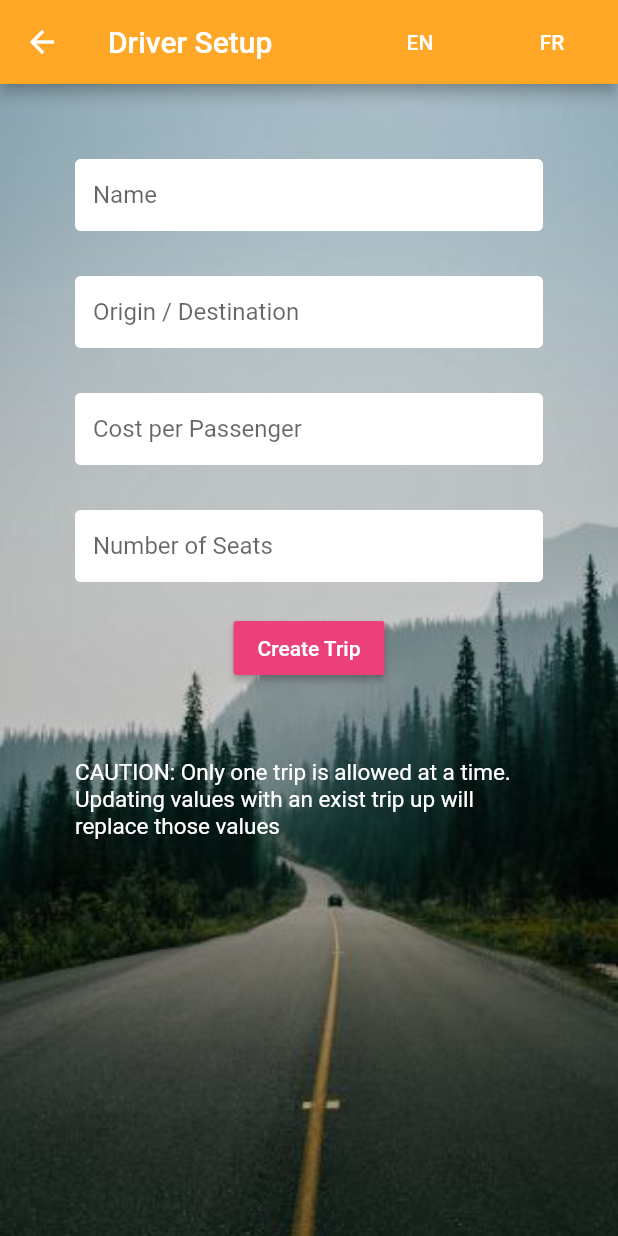
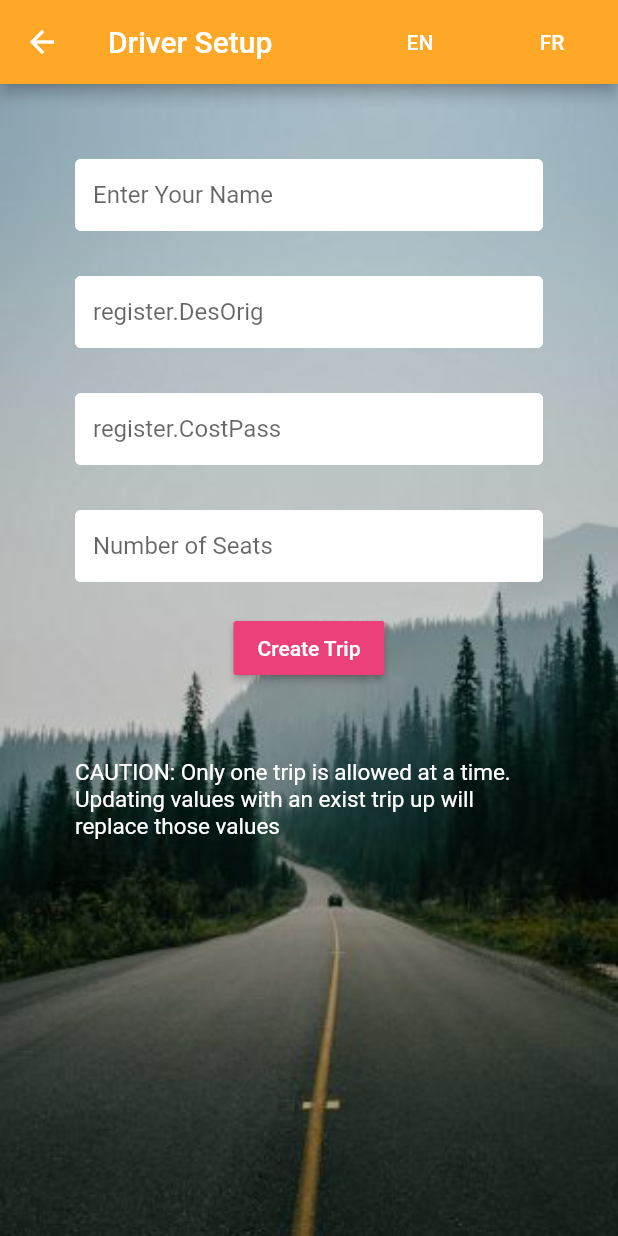
Before and after one commit to spiousjoseph/CSCI-4100, a Flutter app: the DriverSetupPage screen opened directly, on a phone screen of 412 x 824 dp. Run offline on Flutter 3.47's test engine with Material 2 defaults, Android fonts, the phone set to English and light mode, and no system bars; our stand-ins replace charts_flutter, cloud_firestore, firebase_auth, flutter_i18n, flutter_local_notifications, flutter_map and 4 more; accounts and stored records are empty.

Commit message:
added i18n support

```diff
--- a/groupproject/lib/driversetup.dart
+++ b/groupproject/lib/driversetup.dart
@@ -73,32 +73,32 @@ class DriverSetup extends State<DriverSetupPage>{
             children: <Widget>[
               SizedBox(height: 30.0),
               TextFormField(
-                decoration: textInputDecoration.copyWith(hintText: 'Name'),
-                validator: (val) => val.isEmpty ? 'Enter your name' : null,
+                decoration: textInputDecoration.copyWith(hintText: (FlutterI18n.translate(context, 'register.NameHint')),),
+                validator: (val) => val.isEmpty ? (FlutterI18n.translate(context, 'register.NameHint')) : null,
                 onChanged: (val) {
                   setState(() => _name = val);
                 },
               ),
               SizedBox(height: 30.0),
               TextFormField(
-                decoration: textInputDecoration.copyWith(hintText: 'Origin / Destination'),
-                validator: (val) => val.isEmpty ? 'Please enter the origin and destination of trip' : null,
+                decoration: textInputDecoration.copyWith(hintText: (FlutterI18n.translate(context, 'register.DesOrig'))),
+                validator: (val) => val.isEmpty ? (FlutterI18n.translate(context, 'register.OriginDestination')) : null,
                 onChanged: (val) {
                   setState(() => _originDestination = val);
                 },
               ),
               SizedBox(height: 30.0),
               TextFormField(
-                decoration: textInputDecoration.copyWith(hintText: 'Cost per Passenger'),
-                validator: (val) => val.isEmpty ? 'Please enter a price' : null,
+                decoration: textInputDecoration.copyWith(hintText: (FlutterI18n.translate(context, 'register.CostPass'))),
+                validator: (val) => val.isEmpty ? (FlutterI18n.translate(context, 'register.Price')) : null,
                 onChanged: (val) {
                   setState(() => _cost = val);
                 },
               ),
               SizedBox(height: 30.0),
               TextFormField(
-                decoration: textInputDecoration.copyWith(hintText: 'Number of Seats'),
-                validator: (val) => val.isEmpty ? 'Please a number of availible seats' : null,
+                decoration: textInputDecoration.copyWith(hintText: (FlutterI18n.translate(context, 'register.NumberofSeats'))),
+                validator: (val) => val.isEmpty ? (FlutterI18n.translate(context, 'register.Seats')) : null,
                 onChanged: (val) {
                   setState(() => _numOfSeats = val);
                 },
@@ -127,7 +127,7 @@ class DriverSetup extends State<DriverSetupPage>{
               // Comment out after check is implemented
               SizedBox(height: 50.0),
               Text(
-                "CAUTION: Only one trip is allowed at a time. Updating values with an exist trip up will replace those values",
+                (FlutterI18n.translate(context, 'register.Warn')),
                 style: TextStyle(color: Colors.white, fontSize: 15.0),
               ),
             ],
```
